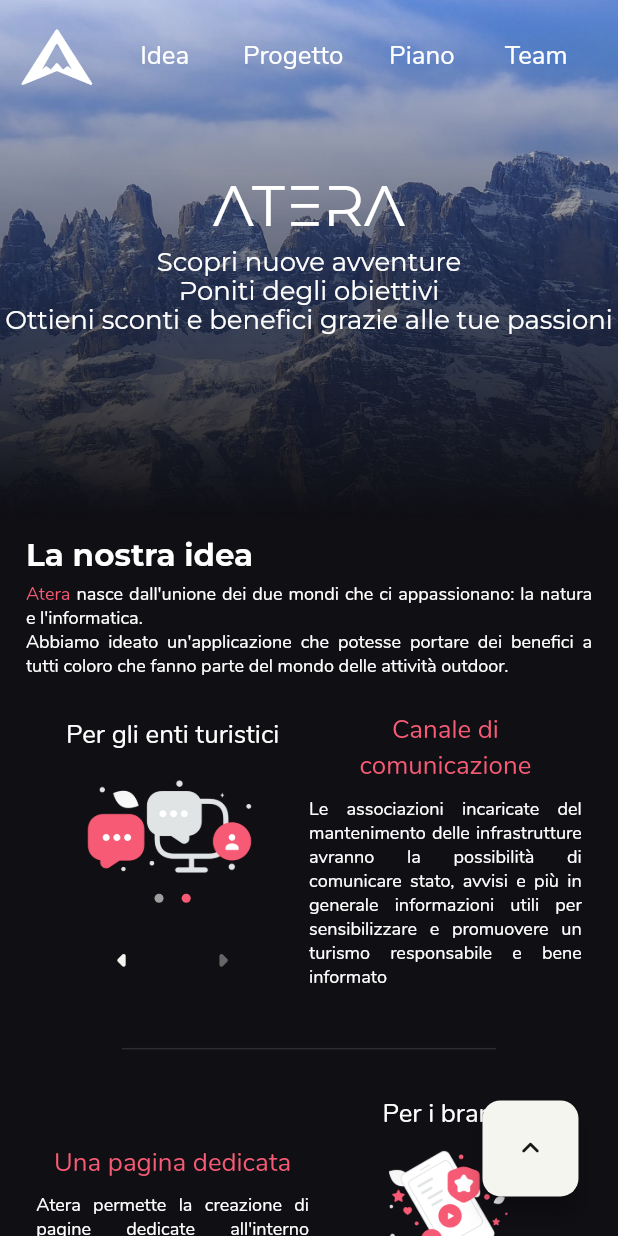
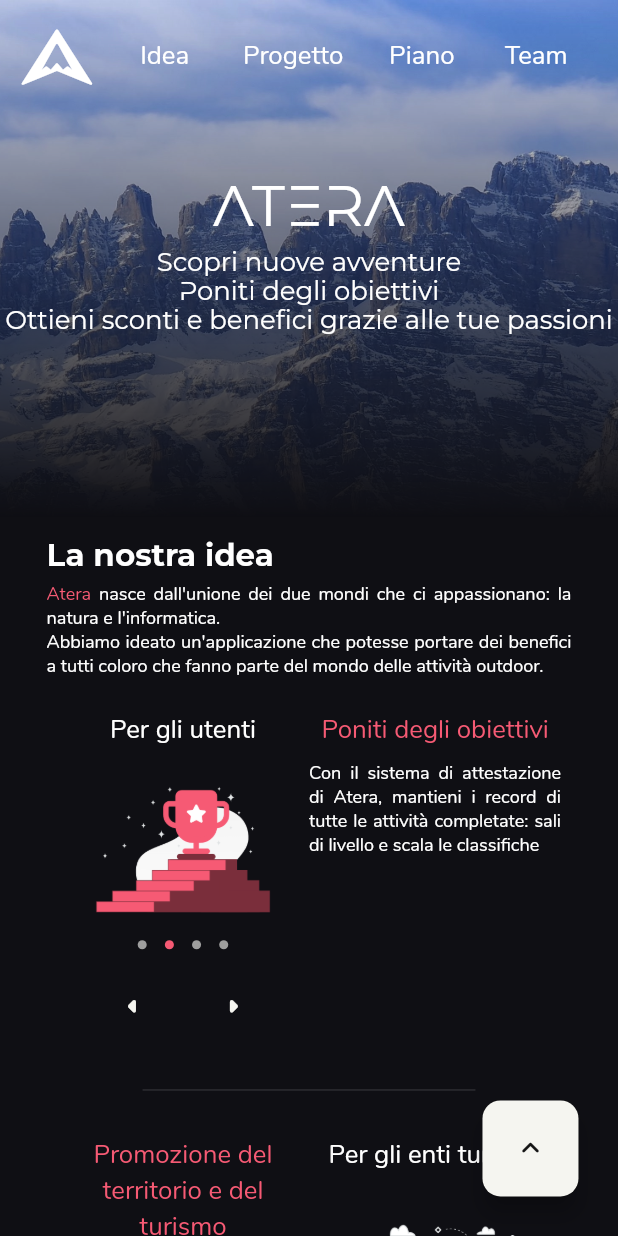
Before and after one commit to Ateraworld/atera_website, a Flutter app: the screen it shows after launch, after a tap on the "arrow right" icon, on a phone screen of 412 x 824 dp. Run offline on Flutter 3.47's test engine with Material 2 defaults, Android fonts, the phone set to English and light mode, and no system bars; drawn by our look-alikes of carousel_slider, smooth_page_indicator; our stand-ins replace equatable, lottie, video_player; project files that could hold a hidden picture were left out.

Commit message:
Layout adjustments

```diff
--- a/lib/src/home.dart
+++ b/lib/src/home.dart
@@ -346,56 +346,6 @@ class _HomePageState extends State<HomePage> {
               descriptionSizeFactor: sizeFactorFromCategory(TextCategory.label),
               titleSizeFactor: sizeFactorFromCategory(TextCategory.body),
               title: ResponsiveText(
-                "Per gli enti turistici",
-                sizeFactor: sizeFactorFromCategory(TextCategory.body),
-                textAlign: TextAlign.center,
-              ),
-              info: [
-                Info(
-                  "assets/images/turismo.png",
-                  "Promozione del turismo territoriale",
-                  "Il sistema di Atera è estremamente modulare: gli enti turistici e le amministrazioni locali fornendo sconti e benefici hanno la possibilità di promuovere il territorio a persone direttamente interessate",
-                ),
-                Info(
-                  "assets/images/comunicazione.png",
-                  "Canale di comunicazione",
-                  "Le associazioni incaricate del mantenimento delle infrastrutture avranno la possibilità di comunicare stato, avvisi e più in generale informazioni utili per sensibilizzare e promuovere un turismo responsabile e bene informato",
-                ),
-              ],
-            ),
-            const Divider(height: 64, thickness: 1, endIndent: 64, indent: 64),
-            InfoCarousel(
-              descriptionSizeFactor: sizeFactorFromCategory(TextCategory.label),
-              titleSizeFactor: sizeFactorFromCategory(TextCategory.body),
-              title: ResponsiveText(
-                "Per i brand",
-                sizeFactor: sizeFactorFromCategory(TextCategory.body),
-                textAlign: TextAlign.center,
-              ),
-              mirrored: true,
-              info: [
-                Info(
-                  "assets/images/app_page.png",
-                  "Una pagina dedicata",
-                  "Atera permette la creazione di pagine dedicate all'interno dell'applicazione, incrementando la visibilità degli esercizi commerciali",
-                ),
-                Info(
-                  "assets/images/target.png",
-                  "Pubblico estremamente mirato",
-                  "Proprio grazie alla sua struttura e idea, Atera raggruppa una community genuinamente interessata al mondo delle attività outdoor",
-                ),
-                Info(
-                  "assets/images/revenue.png",
-                  "Incrementa la tua customer base",
-                  "Fornendo sconti e benefici agli utenti di Atera, incrementi la visibilità dell'esercizio commerciale e attrai una clientela interessata ai tuoi prodotti",
-                ),
-              ],
-            ),
-            const Divider(height: 64, thickness: 1, endIndent: 64, indent: 64),
-            InfoCarousel(
-              descriptionSizeFactor: sizeFactorFromCategory(TextCategory.label),
-              titleSizeFactor: sizeFactorFromCategory(TextCategory.body),
-              title: ResponsiveText(
                 "Per gli utenti",
                 sizeFactor: sizeFactorFromCategory(TextCategory.body),
                 textAlign: TextAlign.center,
@@ -420,6 +370,56 @@ class _HomePageState extends State<HomePage> {
                   "assets/images/coupons.png",
                   "Ottieni benefici grazie alle tue passioni",
                   "Riscatta buoni sconto e benefici semplicemente facendo quello che ami",
+                ),
+              ],
+            ),
+            const Divider(height: 64, thickness: 1, endIndent: 64, indent: 64),
+            InfoCarousel(
+              mirrored: true,
+              descriptionSizeFactor: sizeFactorFromCategory(TextCategory.label),
+              titleSizeFactor: sizeFactorFromCategory(TextCategory.body),
+              title: ResponsiveText(
+                "Per gli enti turistici",
+                sizeFactor: sizeFactorFromCategory(TextCategory.body),
+                textAlign: TextAlign.center,
+              ),
+              info: [
+                Info(
+                  "assets/images/turismo.png",
+                  "Promozione del territorio e del turismo",
+                  "Il sistema di Atera è estremamente modulare: gli enti turistici e le amministrazioni locali fornendo sconti e benefici hanno la possibilità di promuovere il territorio a persone direttamente interessate",
+                ),
+                Info(
+                  "assets/images/comunicazione.png",
+                  "Canale di comunicazione",
+                  "Le associazioni incaricate del mantenimento delle infrastrutture avranno la possibilità di comunicare stato, avvisi e più in generale informazioni utili per sensibilizzare e promuovere un turismo responsabile e bene informato",
+                ),
+              ],
+            ),
+            const Divider(height: 64, thickness: 1, endIndent: 64, indent: 64),
+            InfoCarousel(
+              descriptionSizeFactor: sizeFactorFromCategory(TextCategory.label),
+              titleSizeFactor: sizeFactorFromCategory(TextCategory.body),
+              title: ResponsiveText(
+                "Per i brand",
+                sizeFactor: sizeFactorFromCategory(TextCategory.body),
+                textAlign: TextAlign.center,
+              ),
+              info: [
+                Info(
+                  "assets/images/app_page.png",
+                  "Una pagina dedicata",
+                  "Atera permette la creazione di pagine dedicate all'interno dell'applicazione, incrementando la visibilità degli esercizi commerciali",
+                ),
+                Info(
+                  "assets/images/target.png",
+                  "Pubblico estremamente mirato",
+                  "Proprio grazie alla sua struttura e idea, Atera raggruppa una community genuinamente interessata al mondo delle attività outdoor",
+                ),
+                Info(
+                  "assets/images/revenue.png",
+                  "Incrementa la tua customer base",
+                  "Fornendo sconti e benefici agli utenti di Atera, incrementi la visibilità dell'esercizio commerciale e attrai una clientela interessata ai tuoi prodotti",
                 ),
               ],
             ),
@@ -573,7 +573,7 @@ class _HomePageState extends State<HomePage> {
             ),
             const Responsive(sizeFactor: 8),
             Roadmap(
-              minHeight: dimensionFromSizeFactor(context, 210),
+              //minHeight: dimensionFromSizeFactor(context, 210),
               autoPlay: false,
               steps: [
                 RoadmapStep(
--- a/lib/src/widgets/child_size_notifier.dart
+++ b/lib/src/widgets/child_size_notifier.dart
@@ -1,14 +1,24 @@
 import "package:flutter/material.dart";
 
-class ChildSizeNotifier extends StatelessWidget {
-  ChildSizeNotifier({
+class ChildSizeNotifier extends StatefulWidget {
+  const ChildSizeNotifier({
     super.key,
     required this.builder,
     this.child,
+    this.notifyMaxSize = false,
   });
-  final ValueNotifier<Size> notifier = ValueNotifier(Size.zero);
+  final bool notifyMaxSize;
   final Widget Function(BuildContext context, Size size, Widget? child) builder;
   final Widget? child;
+
+  @override
+  State<ChildSizeNotifier> createState() => _ChildSizeNotifierState();
+}
+
+class _ChildSizeNotifierState extends State<ChildSizeNotifier> {
+  final ValueNotifier<Size> notifier = ValueNotifier(Size.zero);
+  double _maxHeight = 0;
+  double _maxWidth = 0;
 
   @override
   Widget build(BuildContext context) {
@@ -16,14 +26,25 @@ class ChildSizeNotifier extends StatelessWidget {
       (_) {
         var rBox = context.findRenderObject();
         if (rBox != null) {
-          notifier.value = (rBox as RenderBox).size;
+          var current = (rBox as RenderBox).size;
+          Size size;
+          if (widget.notifyMaxSize) {
+            size = Size(current.width > _maxWidth ? current.width : _maxWidth, current.height > _maxHeight ? current.height : _maxHeight);
+            _maxHeight = size.height;
+            _maxWidth = size.width;
+          } else {
+            size = current;
+          }
+          notifier.value = size;
+        } else {
+          debugPrint("renderbox is null");
         }
       },
     );
     return ValueListenableBuilder(
       valueListenable: notifier,
-      builder: builder,
-      child: child,
+      builder: widget.builder,
+      child: widget.child,
     );
   }
 }
--- a/lib/src/widgets/info_carousel.dart
+++ b/lib/src/widgets/info_carousel.dart
@@ -75,7 +75,7 @@ class _InfoCarouselState extends State<InfoCarousel> {
                     );
                   },
                   options: CarouselOptions(
-                    height: dimensionFromSizeFactor(context, 50, max: 320),
+                    height: dimensionFromSizeFactor(context, 70),
                     viewportFraction: 1,
                     padEnds: true,
                     onPageChanged: _onPageChanged,
@@ -133,7 +133,7 @@ class _InfoCarouselState extends State<InfoCarousel> {
       ),
       Expanded(
         child: Column(
-          mainAxisAlignment: MainAxisAlignment.spaceBetween,
+          mainAxisAlignment: MainAxisAlignment.start,
           mainAxisSize: MainAxisSize.max,
           children: [
             ResponsiveText(
@@ -159,6 +159,7 @@ class _InfoCarouselState extends State<InfoCarousel> {
       child: Flex(
         direction: Axis.horizontal,
         mainAxisSize: MainAxisSize.min,
+        crossAxisAlignment: CrossAxisAlignment.start,
         children: List.from(widget.mirrored ? widgets.reversed : widgets),
       ),
     );
--- a/lib/src/widgets/member_avatar.dart
+++ b/lib/src/widgets/member_avatar.dart
@@ -1,6 +1,9 @@
 import "package:atera_website/src/common/layout.dart";
+import "package:atera_website/src/widgets/fade_page_route.dart";
+import "package:atera_website/src/widgets/fullscreen_image.dart";
 import "package:atera_website/src/widgets/responsive.dart";
 import "package:atera_website/src/widgets/responsive_text.dart";
+import "package:atera_website/src/widgets/tappable.dart";
 import "package:flutter/material.dart";
 
 class MemberAvatar extends StatefulWidget {
@@ -9,7 +12,7 @@ class MemberAvatar extends StatefulWidget {
     required this.name,
     required this.imageUrl,
     this.textSizeFactor = 4,
-    this.avatarSizeFactor = 16,
+    this.avatarSizeFactor = 64,
     this.photoInfo = "",
   });
   final double textSizeFactor;
@@ -39,15 +42,31 @@ class _MemberAvatarState extends State<MemberAvatar> with SingleTickerProviderSt
         ResponsiveText(widget.name, sizeFactor: sizeFactorFromCategory(TextCategory.header)),
         const Responsive(sizeFactor: 6),
         MouseRegion(
-          onEnter: (event) => setState(() => _scale = 1.05),
+          onEnter: (event) => setState(() => _scale = 1.075),
           onExit: (event) => setState(() => _scale = 1),
           child: AnimatedScale(
             duration: const Duration(milliseconds: 250),
             curve: Curves.fastOutSlowIn,
             scale: _scale,
-            child: ClipOval(
-              child: Responsive(
-                sizeFactor: dimensionFromSizeFactor(context, widget.avatarSizeFactor, min: 55, max: 150),
+            child: Tappable(
+              heroTag: widget.imageUrl,
+              borderRadius: BorderRadius.circular(150),
+              size: Size(
+                dimensionFromSizeFactor(context, widget.avatarSizeFactor, min: 50, max: 240),
+                dimensionFromSizeFactor(context, widget.avatarSizeFactor, min: 50, max: 240),
+              ),
+              onTap: () {
+                Navigator.of(context).push(
+                  FadePageRoute(
+                    FullscreenImage(
+                      description: widget.photoInfo,
+                      imageUrl: widget.imageUrl,
+                      // heroTag: widget.imageUrl,
+                    ),
+                  ),
+                );
+              },
+              child: ClipOval(
                 child: Image.asset(
                   widget.imageUrl,
                   fit: BoxFit.cover,
--- a/lib/src/widgets/roadmap.dart
+++ b/lib/src/widgets/roadmap.dart
@@ -1,6 +1,7 @@
 import "dart:math";
 
 import "package:atera_website/src/common/layout.dart";
+import "package:atera_website/src/widgets/child_size_notifier.dart";
 import "package:atera_website/src/widgets/responsive.dart";
 import "package:atera_website/src/widgets/responsive_text.dart";
 import "package:flutter/material.dart";
@@ -24,10 +25,24 @@ class Roadmap extends StatefulWidget {
 class _RoadmapState extends State<Roadmap> {
   int _currentStep = 0;
   bool _canPlay = true;
+  double height = 0;
+  bool _loaded = false;
   @override
   void initState() {
     _roadmapIndexChange();
+    _preloadHeight();
     super.initState();
+  }
+
+  Future<void> _preloadHeight() async {
+    for (var i = 0; i < widget.steps.length; i++) {
+      setState(() => _currentStep = i);
+      await WidgetsBinding.instance.endOfFrame;
+    }
+    setState(() {
+      _currentStep = 0;
+      _loaded = true;
+    });
   }
 
   void _roadmapIndexChange() {
@@ -61,7 +76,9 @@ class _RoadmapState extends State<Roadmap> {
   Widget build(BuildContext context) {
     var screenSize = MediaQuery.of(context).size;
     var current = widget.steps.elementAt(_currentStep);
-    return GestureDetector(
+    return Opacity(
+      opacity: _loaded ? 1 : 0,
+      child: GestureDetector(
         onHorizontalDragEnd: (details) {
           if (details.primaryVelocity! < -50) {
             setState(() => _currentStep = min(_currentStep + 1, widget.steps.length - 1));
@@ -69,8 +86,14 @@ class _RoadmapState extends State<Roadmap> {
             setState(() => _currentStep = max(_currentStep - 1, 0));
           }
         },
+        child: ChildSizeNotifier(
+          notifyMaxSize: true,
+          builder: (context, size, child) {
+            height = size.height;
+            return child!;
+          },
           child: Container(
-        constraints: BoxConstraints(minHeight: widget.minHeight ?? 0),
+            constraints: BoxConstraints(minHeight: height),
             color: Colors.transparent,
             child: Column(
               crossAxisAlignment: CrossAxisAlignment.stretch,
@@ -134,8 +157,8 @@ class _RoadmapState extends State<Roadmap> {
                 ),
                 if (current.substeps != null)
                   Padding(
-                padding:
-                    EdgeInsets.symmetric(horizontal: dimensionFromSizeFactor(context, 16), vertical: dimensionFromSizeFactor(context, 8)),
+                    padding: EdgeInsets.symmetric(
+                        horizontal: dimensionFromSizeFactor(context, 16), vertical: dimensionFromSizeFactor(context, 8)),
                     child: Column(
                       crossAxisAlignment: CrossAxisAlignment.start,
                       children: List.generate(current.substeps!.length, (index) {
@@ -179,6 +202,8 @@ class _RoadmapState extends State<Roadmap> {
               ],
             ),
           ),
+        ),
+      ),
     );
   }
 }
--- a/lib/src/widgets/sectional_page.dart
+++ b/lib/src/widgets/sectional_page.dart
@@ -41,8 +41,9 @@ class SectionalPage extends StatefulWidget {
 
 class _SectionalPageState extends State<SectionalPage> {
   late final List<Size> _sectionsHeight = List.filled(widget.sections.length, Size.zero);
-
-  double _getOffset(int index) => _sectionsHeight.take(index).map((e) => e.height).sum + widget.titleHeight;
+  double _footerHeight = 0;
+  double _getOffset(int index) =>
+      _sectionsHeight.take(index).map((e) => e.height).sum + widget.titleHeight + (index >= _sectionsHeight.length - 1 ? _footerHeight : 0);
 
   Widget _buildMenuBar() {
     return Padding(
@@ -122,7 +123,9 @@ class _SectionalPageState extends State<SectionalPage> {
             ...List.generate(
               widget.sections.length,
               (index) {
-                return ChildSizeNotifier(
+                return Padding(
+                  padding: EdgeInsets.symmetric(horizontal: dimensionFromSizeFactor(context, 8)),
+                  child: ChildSizeNotifier(
                     builder: (context, size, child) {
                       _sectionsHeight[index] = size;
                       if (index < widget.sections.length - 1 && widget.sectionSeparator != null) {
@@ -133,10 +136,18 @@ class _SectionalPageState extends State<SectionalPage> {
                         return widget.sections.elementAt(index);
                       }
                     },
+                  ),
                 );
               },
             ),
-            if (widget.footer != null) widget.footer!,
+            if (widget.footer != null)
+              ChildSizeNotifier(
+                builder: (context, size, child) {
+                  _footerHeight = size.height;
+                  return child!;
+                },
+                child: widget.footer,
+              ),
           ],
         ),
       ),
--- /dev/null
+++ b/lib/src/widgets/tappable.dart
@@ -0,0 +1,49 @@
+import "package:flutter/material.dart";
+
+/// Make any widget tappable and make it display an [InkWell] when tapped
+class Tappable extends StatelessWidget {
+  const Tappable({
+    super.key,
+    required this.onTap,
+    required this.child,
+    this.heroTag,
+    this.size,
+    this.borderRadius,
+  });
+  final Size? size;
+  final BorderRadiusGeometry? borderRadius;
+  final Object? heroTag;
+  final Widget child;
+  final VoidCallback? onTap;
+
+  @override
+  Widget build(BuildContext context) {
+    return ClipRRect(
+      borderRadius: borderRadius ?? BorderRadius.circular(16),
+      child: SizedBox(
+        width: size?.height,
+        height: size?.height,
+        child: Stack(
+          fit: StackFit.expand,
+          children: [
+            if (heroTag != null)
+              Positioned.fill(
+                child: Hero(
+                  tag: heroTag!,
+                  child: child,
+                ),
+              )
+            else
+              Positioned.fill(child: child),
+            Material(
+              color: Colors.transparent,
+              child: InkWell(
+                onTap: onTap,
+              ),
+            )
+          ],
+        ),
+      ),
+    );
+  }
+}
```
Also changed, not shown: lib/src/widgets/fade_page_route.dart (added, +26 -0 lines), lib/src/widgets/fullscreen_image.dart (added, +85 -0 lines), 3 other files. Lines whose indentation alone changed are shown as unchanged.
